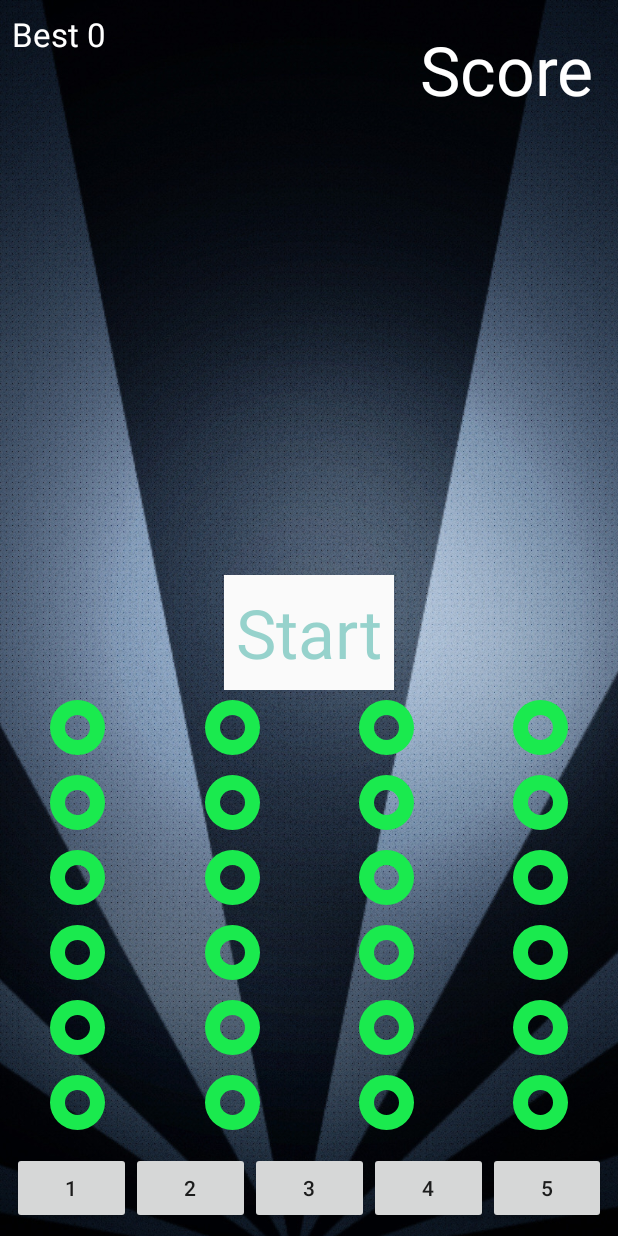
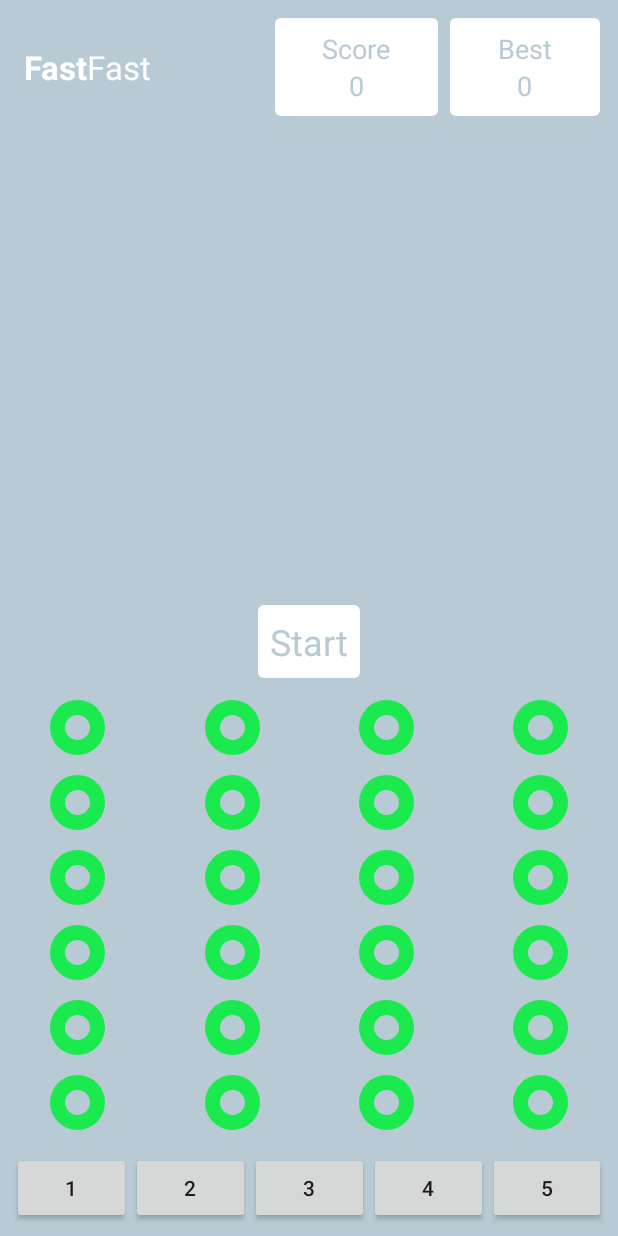
Before and after one commit to ipokidko/FastFinger, an Android app: the screen it shows after launch (MainActivity), on a phone screen of 412 x 824 dp. Run offline under Robolectric (Android 15) with nearby library versions, the phone set to English and light mode, and no system bars.

Commit message:
add background and modified buttons

```diff
--- a/app/src/main/java/com/a256devs/fastfinger/MainActivity.java
+++ b/app/src/main/java/com/a256devs/fastfinger/MainActivity.java
@@ -33,9 +33,9 @@ public class MainActivity extends AppCompatActivity implements View.OnTouchListe
 
         setContentView(R.layout.activity_main);
 
-        mScoreInfoTextView = (TextView) findViewById(R.id.score);
+        mScoreInfoTextView = (TextView) findViewById(R.id.scoreNumber);
         mTimerText = (TextView) findViewById(R.id.timer);
-        mBestScore = (TextView) findViewById(R.id.bestScoreTextView);
+        mBestScore = (TextView) findViewById(R.id.bestScoreNumber);
 
         // Getting SharedPreferences file or read it if exist.
         sharedPref = getSharedPreferences(getString(R.string.app_preferences), Context.MODE_PRIVATE);
@@ -130,6 +130,6 @@ public class MainActivity extends AppCompatActivity implements View.OnTouchListe
 
     public void readAndShowBestScore() {
         mHighScore = sharedPref.getInt(getString(R.string.best_score), mCounter);
-        mBestScore.setText("Best " + mHighScore);
+        mBestScore.setText(String.valueOf(mHighScore));
     }
 }
--- /dev/null
+++ b/app/src/main/res/drawable/button_backgound.xml
@@ -0,0 +1,9 @@
+<?xml version="1.0" encoding="utf-8"?>
+<selector xmlns:android="http://schemas.android.com/apk/res/android">
+    <item>
+        <shape android:shape="rectangle">
+            <corners android:radius="4dp"/>
+            <solid android:color="@color/white"/>
+        </shape>
+    </item>
+</selector>
--- a/app/src/main/res/layout/activity_main.xml
+++ b/app/src/main/res/layout/activity_main.xml
@@ -3,33 +3,115 @@
     xmlns:tools="http://schemas.android.com/tools"
     android:layout_width="match_parent"
     android:layout_height="match_parent"
+    android:background="@color/background_color"
     tools:context="com.a256devs.fastfinger.MainActivity">
-
-    <ImageView
-        android:id="@+id/imageView"
-        android:layout_width="wrap_content"
-        android:layout_height="wrap_content"
-        android:scaleType="centerCrop"
-        android:src="@drawable/fon" />
-
-    <TextView
-        android:layout_width="wrap_content"
-        android:layout_height="wrap_content"
-        android:layout_alignParentEnd="true"
-        android:layout_alignParentTop="true"
-        android:text="Score"
-        android:textColor="#fff"
-        android:layout_margin="16dp"
-        android:textSize="@dimen/abc_text_size_display_2_material"
-        android:id="@+id/score" />
 
     <LinearLayout
         android:layout_width="match_parent"
         android:layout_height="wrap_content"
+        android:layout_margin="8dp"
         android:orientation="horizontal"
+        android:id="@+id/linearLayout2">
+
+        <TextView
+            android:id="@+id/appName"
+            android:layout_width="wrap_content"
+            android:layout_height="wrap_content"
+            android:layout_gravity="center_vertical"
+            android:layout_margin="8dp"
+            android:layout_weight="3"
+            android:text="@string/app_name"
+            android:textAppearance="?android:attr/textAppearanceLarge"
+            android:textColor="@color/white" />
+
+        <LinearLayout
+            android:layout_width="wrap_content"
+            android:layout_height="wrap_content"
+            android:layout_margin="4dp"
+            android:layout_weight="2"
+            android:background="@drawable/button_backgound"
+            android:orientation="vertical"
+            android:padding="8dp">
+
+            <TextView
+                android:id="@+id/scoreText"
+                android:layout_width="wrap_content"
+                android:layout_height="wrap_content"
+                android:layout_gravity="center_horizontal"
+                android:background="@drawable/button_backgound"
+                android:text="Score"
+                android:textColor="@color/background_color"
+                android:textSize="18sp" />
+
+            <TextView
+                android:id="@+id/scoreNumber"
+                android:layout_width="wrap_content"
+                android:layout_height="wrap_content"
+                android:layout_gravity="center_horizontal"
+                android:background="@drawable/button_backgound"
+                android:text="0"
+                android:textColor="@color/background_color"
+                android:textSize="18sp" />
+        </LinearLayout>
+
+        <LinearLayout
+            android:layout_width="wrap_content"
+            android:layout_height="wrap_content"
+            android:layout_margin="4dp"
+            android:layout_weight="2"
+            android:background="@drawable/button_backgound"
+            android:orientation="vertical"
+            android:padding="8dp">
+
+            <TextView
+                android:id="@+id/bestScoreTextView"
+                android:layout_width="wrap_content"
+                android:layout_height="wrap_content"
+                android:layout_gravity="center_horizontal"
+                android:text="Best"
+                android:textColor="@color/background_color"
+                android:textSize="18sp" />
+
+            <TextView
+                android:id="@+id/bestScoreNumber"
+                android:layout_width="wrap_content"
+                android:layout_height="wrap_content"
+                android:layout_gravity="center_horizontal"
+                android:background="@drawable/button_backgound"
+                android:text="0"
+                android:textColor="@color/background_color"
+                android:textSize="18sp" />
+        </LinearLayout>
+
+    </LinearLayout>
+
+    <ImageView
+        android:layout_width="wrap_content"
+        android:layout_height="wrap_content"
+        android:id="@+id/soundButton"
+        android:layout_below="@+id/linearLayout2"
+        android:layout_alignEnd="@+id/linearLayout2" />
+
+    <TextView
+        android:id="@+id/timer"
+        android:layout_width="wrap_content"
+        android:layout_height="wrap_content"
+        android:layout_above="@+id/linearLayout"
+        android:layout_centerHorizontal="true"
+        android:background="@drawable/button_backgound"
+        android:padding="8dp"
+        android:text="Start"
+        android:textColor="#B8CBD4"
+        android:textSize="24sp" />
+
+    <LinearLayout
+        android:id="@+id/linearLayout"
+        android:layout_width="match_parent"
+        android:layout_height="wrap_content"
         android:layout_above="@+id/bottomMenu"
+        android:layout_marginTop="8dp"
         android:baselineAligned="false"
-        android:id="@+id/linearLayout">
+        android:orientation="horizontal">
 
         <LinearLayout
             android:layout_width="match_parent"
@@ -229,72 +311,49 @@
         </LinearLayout>
     </LinearLayout>
 
-    <TextView
-        android:layout_width="wrap_content"
-        android:layout_height="wrap_content"
-        android:text="Start"
-        android:id="@+id/timer"
-        android:layout_above="@+id/linearLayout"
-        android:layout_centerHorizontal="true"
-        android:textColor="@color/highlighted_text_material_light"
-        android:textSize="@dimen/abc_text_size_display_2_material"
-        android:padding="8dp"
-        android:background="@color/background_material_light" />
-
     <LinearLayout
+        android:id="@+id/bottomMenu"
         android:layout_width="match_parent"
         android:layout_height="wrap_content"
-        android:orientation="horizontal"
         android:layout_alignParentBottom="true"
         android:layout_alignParentStart="true"
-        android:id="@+id/bottomMenu"
-        android:layout_margin="8dp">
+        android:layout_margin="8dp"
+        android:orientation="horizontal">
 
         <Button
+            android:id="@+id/button2"
             android:layout_width="wrap_content"
             android:layout_height="wrap_content"
-            android:text="1"
-            android:id="@+id/button2"
-            android:layout_weight="1" />
+            android:layout_weight="1"
+            android:text="1" />
 
         <Button
+            android:id="@+id/button3"
             android:layout_width="wrap_content"
             android:layout_height="wrap_content"
-            android:text="2"
-            android:id="@+id/button3"
-            android:layout_weight="1" />
+            android:layout_weight="1"
+            android:text="2" />
 
         <Button
+            android:id="@+id/button4"
             android:layout_width="wrap_content"
             android:layout_height="wrap_content"
-            android:text="3"
-            android:id="@+id/button4"
-            android:layout_weight="1" />
+            android:layout_weight="1"
+            android:text="3" />
 
         <Button
+            android:id="@+id/button5"
             android:layout_width="wrap_content"
             android:layout_height="wrap_content"
-            android:text="4"
-            android:id="@+id/button5"
-            android:layout_weight="1" />
+            android:layout_weight="1"
+            android:text="4" />
 
         <Button
+            android:id="@+id/button"
             android:layout_width="wrap_content"
             android:layout_height="wrap_content"
-            android:text="5"
-            android:id="@+id/button"
-            android:layout_weight="1" />
+            android:layout_weight="1"
+            android:text="5" />
     </LinearLayout>
 
-    <TextView
-        android:layout_width="wrap_content"
-        android:layout_height="wrap_content"
-        android:textAppearance="?android:attr/textAppearanceLarge"
-        android:text="Best"
-        android:id="@+id/bestScoreTextView"
-        android:layout_alignParentTop="true"
-        android:layout_alignParentStart="true"
-        android:textColor="#ffffff"
-        android:layout_margin="8dp" />
-
 </RelativeLayout>
--- a/app/src/main/res/values/colors.xml
+++ b/app/src/main/res/values/colors.xml
@@ -3,4 +3,6 @@
     <color name="colorPrimary">#3F51B5</color>
     <color name="colorPrimaryDark">#303F9F</color>
     <color name="colorAccent">#FF4081</color>
+    <color name="background_color">#B8CBD4</color>
+    <color name="white">#fff</color>
 </resources>
--- a/app/src/main/res/values/strings.xml
+++ b/app/src/main/res/values/strings.xml
@@ -1,5 +1,5 @@
 <resources>
-    <string name="app_name">FastFinger</string>
+    <string name="app_name"><b>Fast</b>Fast</string>
     <string name="best_score">score</string>
     <string name="app_preferences">mySettings</string>
 </resources>
```
